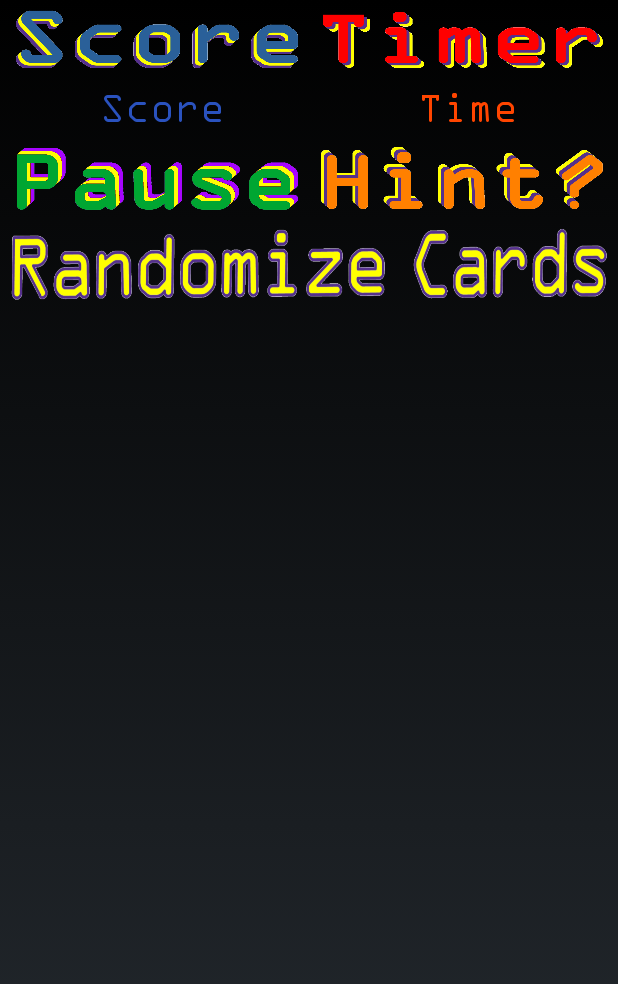
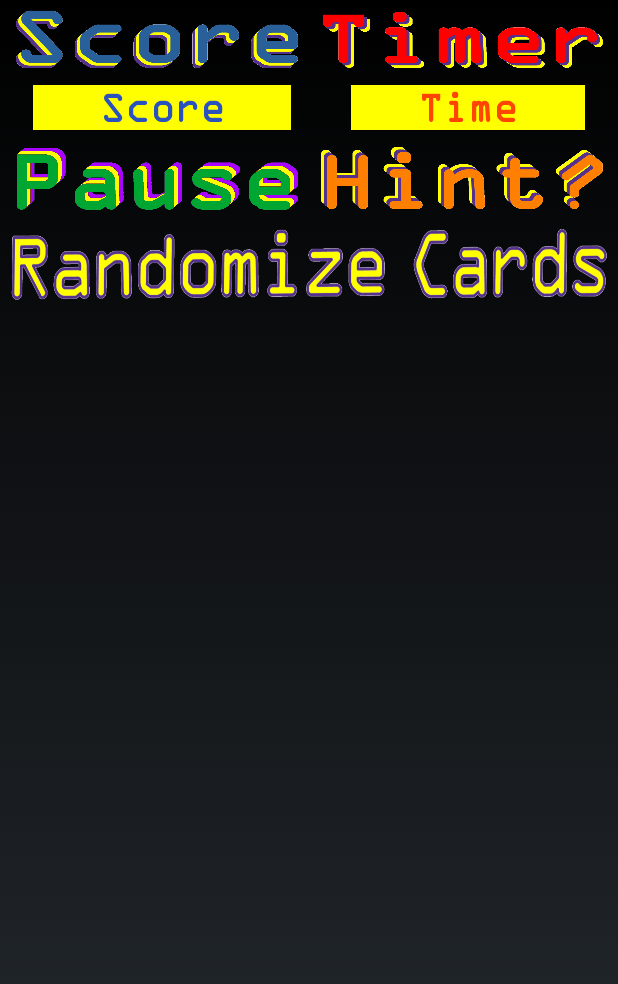
Before and after one commit to prophet18/Coleccion_Android, an Android app built with Jetpack Compose: the layout play_layouts.xml on its own in the app's theme, with its tools: preview values and no code run, on a phone screen of 412 x 824 dp. Shown: the top 984 px of the screen. Run offline under Robolectric (Android 15) with nearby library versions, the phone set to English and light mode, and no system bars.

Commit message:
design, layout
2.

```diff
--- a/app/build.gradle.kts
+++ b/app/build.gradle.kts
@@ -88,6 +88,7 @@ dependencies {
     implementation("androidx.constraintlayout:constraintlayout:2.2.0")
     implementation("androidx.activity:activity-ktx:1.10.0")
     implementation("androidx.appcompat:appcompat:1.7.0")
+    implementation("androidx.palette:palette-ktx:1.0.0")
     testImplementation("junit:junit:4.13.2")
     androidTestImplementation("androidx.test.ext:junit:1.2.1")
     androidTestImplementation("androidx.test.espresso:espresso-core:3.6.1")
--- a/app/src/main/java/coleccion/android/Settings.kt
+++ b/app/src/main/java/coleccion/android/Settings.kt
@@ -43,7 +43,7 @@ class Settings : ComponentActivity() {
         setContentView(R.layout.settings_screen)
 
         backgrounds = arrayOf("Aurora", "Boston", "Space", "Sunset", "Mountains", "Forest",
-            "Coast", "Starry Night", "River Scene", "Ukraine")
+                              "Coast", "Starry Night", "River Scene", "Ukraine")
         timeopts = arrayOf(60, 120, 180, 240, 300)
         typeGame = arrayOf("Regular", "Easy", "Hard")
 
--- a/app/src/main/res/layout/play_layouts.xml
+++ b/app/src/main/res/layout/play_layouts.xml
@@ -71,12 +71,16 @@
                 android:layout_weight="1"
                 android:contentDescription="@string/game_score"
                 android:fontFamily="@font/ocraextended"
+                android:textStyle="bold"
                 android:gravity="center"
                 android:paddingStart="5dp"
                 android:paddingEnd="5dp"
+                android:layout_marginStart="20dp"
+                android:layout_marginEnd="20dp"
                 android:text="@string/score"
                 android:textColor="#2A52BE"
-                android:textSize="28sp" />
+                android:textSize="28sp"
+                android:background="#ffff00" />
 
             <TextView
                 android:id="@+id/time_value"
@@ -86,12 +90,16 @@
                 android:layout_weight="1"
                 android:contentDescription="@string/game_time_left_seconds"
                 android:fontFamily="@font/ocraextended"
+                android:textStyle="bold"
                 android:gravity="center"
                 android:paddingStart="5dp"
                 android:paddingEnd="5dp"
+                android:layout_marginStart="20dp"
+                android:layout_marginEnd="20dp"
                 android:text="@string/time"
                 android:textColor="#FF4500"
-                android:textSize="28sp" />
+                android:textSize="28sp"
+                android:background="#ffff00"/>
 
         </TableRow>
 
@@ -158,15 +166,15 @@
             app:layout_constraintEnd_toEndOf="parent"
             app:layout_constraintStart_toStartOf="parent"
             app:layout_constraintBottom_toTopOf="@+id/cardRow2"
-            app:layout_constraintWidth_percent="0.99"
+            app:layout_constraintWidth_percent="1"
             app:layout_constraintHeight_percent="0.25">
 
             <ImageButton
                 android:id="@+id/card1"
                 android:layout_width="wrap_content"
                 android:layout_height="wrap_content"
-                android:padding="2dp"
-                android:layout_margin="1dp"
+                android:padding="3dp"
+
                 android:layout_weight="1"
                 android:contentDescription="@string/card_one"
                 android:scaleType="fitXY"
@@ -176,8 +184,8 @@
                 android:id="@+id/card2"
                 android:layout_width="wrap_content"
                 android:layout_height="wrap_content"
-                android:padding="2dp"
-                android:layout_margin="1dp"
+                android:padding="3dp"
+
                 android:layout_weight="1"
                 android:contentDescription="@string/card_two"
                 android:scaleType="fitXY"
@@ -187,8 +195,8 @@
                 android:id="@+id/card3"
                 android:layout_width="wrap_content"
                 android:layout_height="wrap_content"
-                android:padding="2dp"
-                android:layout_margin="1dp"
+                android:padding="3dp"
+
                 android:layout_weight="1"
                 android:contentDescription="@string/card_three"
                 android:scaleType="fitXY"
@@ -198,8 +206,8 @@
                 android:id="@+id/card4"
                 android:layout_width="wrap_content"
                 android:layout_height="wrap_content"
-                android:padding="2dp"
-                android:layout_margin="1dp"
+                android:padding="3dp"
+
                 android:layout_weight="1"
                 android:contentDescription="@string/card_four"
                 android:scaleType="fitXY"
@@ -216,15 +224,15 @@
             app:layout_constraintEnd_toEndOf="parent"
             app:layout_constraintStart_toStartOf="parent"
             app:layout_constraintBottom_toTopOf="@+id/cardRow3"
-            app:layout_constraintWidth_percent="0.99"
+            app:layout_constraintWidth_percent="1"
             app:layout_constraintHeight_percent="0.25">
 
             <ImageButton
                 android:id="@+id/card5"
                 android:layout_width="wrap_content"
                 android:layout_height="wrap_content"
-                android:padding="2dp"
-                android:layout_margin="1dp"
+                android:padding="3dp"
+
                 android:layout_weight="1"
                 android:contentDescription="@string/card_five"
                 android:scaleType="fitXY"
@@ -234,8 +242,8 @@
                 android:id="@+id/card6"
                 android:layout_width="wrap_content"
                 android:layout_height="wrap_content"
-                android:padding="2dp"
-                android:layout_margin="1dp"
+                android:padding="3dp"
+
                 android:layout_weight="1"
                 android:contentDescription="@string/card_six"
                 android:scaleType="fitXY"
@@ -245,8 +253,8 @@
                 android:id="@+id/card7"
                 android:layout_width="wrap_content"
                 android:layout_height="wrap_content"
-                android:padding="2dp"
-                android:layout_margin="1dp"
+                android:padding="3dp"
+
                 android:layout_weight="1"
                 android:contentDescription="@string/card_seven"
                 android:scaleType="fitXY"
@@ -256,8 +264,8 @@
                 android:id="@+id/card8"
                 android:layout_width="wrap_content"
                 android:layout_height="wrap_content"
-                android:padding="2dp"
-                android:layout_margin="1dp"
+                android:padding="3dp"
+
                 android:layout_weight="1"
                 android:contentDescription="@string/card_eight"
                 android:scaleType="fitXY"
@@ -274,15 +282,15 @@
             app:layout_constraintEnd_toEndOf="parent"
             app:layout_constraintStart_toStartOf="parent"
             app:layout_constraintBottom_toBottomOf="parent"
-            app:layout_constraintWidth_percent="0.99"
+            app:layout_constraintWidth_percent="1"
             app:layout_constraintHeight_percent="0.25">
 
             <ImageButton
                 android:id="@+id/card9"
                 android:layout_width="wrap_content"
                 android:layout_height="wrap_content"
-                android:padding="2dp"
-                android:layout_margin="1dp"
+                android:padding="3dp"
+
                 android:layout_weight="1"
                 android:contentDescription="@string/card_nine"
                 android:scaleType="fitXY"
@@ -292,8 +300,8 @@
                 android:id="@+id/card10"
                 android:layout_width="wrap_content"
                 android:layout_height="wrap_content"
-                android:padding="2dp"
-                android:layout_margin="1dp"
+                android:padding="3dp"
+
                 android:layout_weight="1"
                 android:contentDescription="@string/card_ten"
                 android:scaleType="fitXY"
@@ -303,8 +311,8 @@
                 android:id="@+id/card11"
                 android:layout_width="wrap_content"
                 android:layout_height="wrap_content"
-                android:padding="2dp"
-                android:layout_margin="1dp"
+                android:padding="3dp"
+
                 android:layout_weight="1"
                 android:contentDescription="@string/card_eleven"
                 android:scaleType="fitXY"
@@ -314,8 +322,8 @@
                 android:id="@+id/card12"
                 android:layout_width="wrap_content"
                 android:layout_height="wrap_content"
-                android:padding="2dp"
-                android:layout_margin="1dp"
+                android:padding="3dp"
+
                 android:layout_weight="1"
                 android:contentDescription="@string/card_twelve"
                 android:scaleType="fitXY"
```
Also changed, not shown: app/src/main/java/coleccion/android/AllDatas.kt (+7 -6 lines), app/src/main/java/coleccion/android/CardArea.kt (+75 -15 lines), app/src/main/java/coleccion/android/HighScoreScreen.kt (+1 -7 lines), app/src/main/res/layout/high_score_more.xml (+13 -18 lines), app/src/main/res/layout/settings_screen.xml (+22 -16 lines), app/src/main/res/layout/entry_screen.xml (line endings or trailing spaces).
